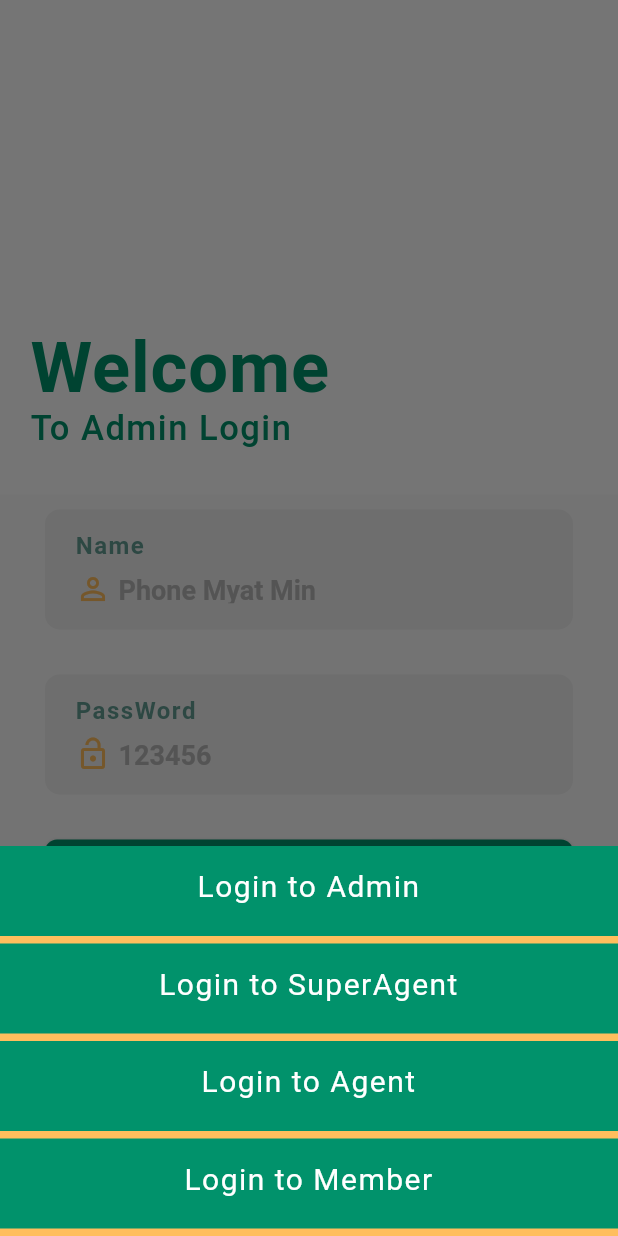
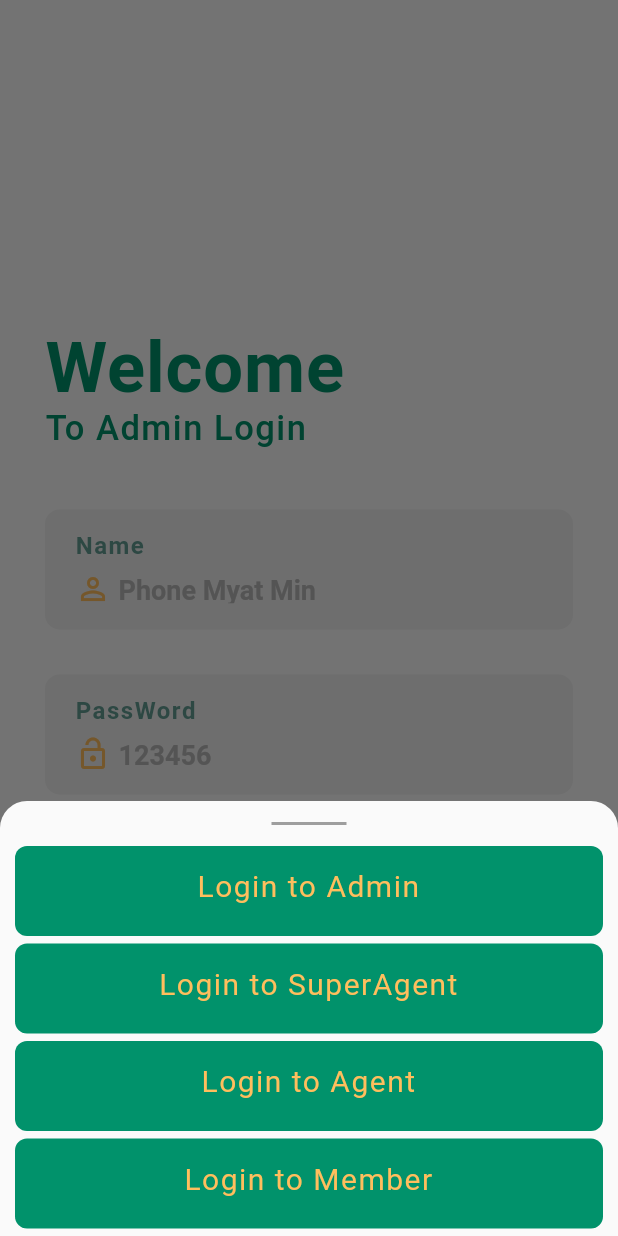
Before and after one commit to lynnphoann/UI-Design, a Flutter app: the screen it shows after launch, after a tap on the "arrow back ios new" icon, on a phone screen of 412 x 824 dp. Run offline on Flutter 3.47's test engine with Material 2 defaults, Android fonts, the phone set to English and light mode, and no system bars.

Commit message:
Completed LoginPages

```diff
--- a/iroiro/lib/Screens/loginPage.dart
+++ b/iroiro/lib/Screens/AdminPage.dart
@@ -2,10 +2,10 @@ import 'package:flutter/material.dart';
 import 'package:iroiro/ColorCollection.dart';
 import 'package:iroiro/widget/designTextField.dart';
 
-class LoginPage extends StatelessWidget {
+class AdminPage extends StatelessWidget {
   final TextEditingController nameController;
   final TextEditingController passwordController;
-  const LoginPage({
+  const AdminPage({
     Key? key,
     required this.nameController,
     required this.passwordController,
@@ -16,11 +16,10 @@ class LoginPage extends StatelessWidget {
     return SingleChildScrollView(
       child: Column(
         children: [
-          Container(
+          SizedBox(
             height: MediaQuery.of(context).size.height * 0.4,
-            color: Colors.white,
             child: Padding(
-              padding: const EdgeInsets.symmetric(horizontal: 20, vertical: 30),
+              padding: const EdgeInsets.symmetric(horizontal: 30, vertical: 30),
               child: Column(
                 crossAxisAlignment: CrossAxisAlignment.stretch,
                 mainAxisSize: MainAxisSize.max,
--- a/iroiro/lib/Screens/mainScreen.dart
+++ b/iroiro/lib/Screens/mainScreen.dart
@@ -1,6 +1,7 @@
 import 'package:flutter/material.dart';
 import 'package:iroiro/ColorCollection.dart';
-import 'package:iroiro/Screens/loginPage.dart';
+import 'package:iroiro/Screens/AdminPage.dart';
+import 'package:iroiro/Screens/AgentPages.dart';
 
 class MainScreen extends StatefulWidget {
   const MainScreen({Key? key}) : super(key: key);
@@ -12,6 +13,7 @@ class MainScreen extends StatefulWidget {
 class _MainScreenState extends State<MainScreen> {
   final TextEditingController nameController = TextEditingController();
   final TextEditingController passwordController = TextEditingController();
+  final TextEditingController adminIDController = TextEditingController();
   int screenKey = 0;
   @override
   Widget build(BuildContext context) {
@@ -24,10 +26,32 @@ class _MainScreenState extends State<MainScreen> {
 
     void customBottomSheet(context) {
       showModalBottomSheet(
+        shape: const RoundedRectangleBorder(
+          borderRadius: BorderRadius.only(
+            topLeft: Radius.circular(18),
+            topRight: Radius.circular(18),
+          ),
+        ),
         context: context,
         builder: (context) {
-          return Container(
-            color: loginArrowColor,
+          return Column(
+            mainAxisSize: MainAxisSize.min,
+            children: [
+              const Center(
+                  child: SizedBox(
+                height: 30,
+                width: 70,
+                child: Divider(
+                  color: Colors.grey,
+                  height: 8,
+                  indent: 10,
+                  endIndent: 10,
+                  thickness: 2,
+                ),
+              )),
+              Container(
+                padding: const EdgeInsets.symmetric(horizontal: 10),
+                // color: loginArrowColor,
                 height: 260,
                 child: ListView.builder(
                   itemCount: selectPagesList.length,
@@ -40,21 +64,23 @@ class _MainScreenState extends State<MainScreen> {
                             setState(
                               () {
                                 screenKey = index;
-                            print(screenKey);
                               },
                             );
                           },
                           child: Container(
+                            decoration: BoxDecoration(
+                              borderRadius: BorderRadius.circular(8),
                               color: btnColor,
+                            ),
                             height: 60,
                             width: double.infinity,
                             child: Padding(
                               padding: const EdgeInsets.symmetric(vertical: 15),
                               child: Text(
                                 "${selectPagesList[index]}",
-                            style: TextStyle(
+                                style: const TextStyle(
                                   fontSize: 20,
-                              color: Colors.white,
+                                  color: textFiedlIconColor,
                                   letterSpacing: 1,
                                 ),
                                 textAlign: TextAlign.center,
@@ -62,13 +88,15 @@ class _MainScreenState extends State<MainScreen> {
                             ),
                           ),
                         ),
-                    SizedBox(
+                        const SizedBox(
                           height: 5,
                         )
                       ],
                     );
                   },
                 ),
+              ),
+            ],
           );
         },
       );
@@ -76,15 +104,30 @@ class _MainScreenState extends State<MainScreen> {
 
     Widget selectPage(int screenKey) {
       if (screenKey == 0) {
-        return LoginPage(
+        return AdminPage(
             nameController: nameController,
             passwordController: passwordController);
       } else if (screenKey == 1) {
-        return Center(
-          child: Text("hehe"),
+        return AgentPages(
+            agentPageTitle: "To SuperAgent Login",
+            nameController: nameController,
+            passwordController: passwordController,
+            adminIDController: adminIDController);
+      } else if (screenKey == 2) {
+        return AgentPages(
+          agentPageTitle: "To Agent",
+          nameController: nameController,
+          passwordController: passwordController,
+          adminIDController: adminIDController,
         );
+      } else if (screenKey == 3) {
+        return AgentPages(
+            agentPageTitle: "To Member",
+            nameController: nameController,
+            passwordController: passwordController,
+            adminIDController: adminIDController);
       } else {
-        return LoginPage(
+        return AdminPage(
             nameController: nameController,
             passwordController: passwordController);
       }
@@ -93,9 +136,11 @@ class _MainScreenState extends State<MainScreen> {
     return Scaffold(
       body: selectPage(screenKey),
       bottomNavigationBar: GestureDetector(
-        onTap: () {
-          print("this is bottomBarTap");
-        },
+        onTap: () => AgentPages(
+            agentPageTitle: "To SuperAgent Login",
+            nameController: nameController,
+            passwordController: passwordController,
+            adminIDController: adminIDController),
         child: Container(
           width: double.infinity,
           padding: const EdgeInsets.symmetric(vertical: 20),
```
Also changed, not shown: iroiro/lib/Screens/AgentPages.dart (added, +132 -0 lines), iroiro/lib/widget/agentDesignTextField.dart (added, +76 -0 lines). Lines whose indentation alone changed are shown as unchanged.
